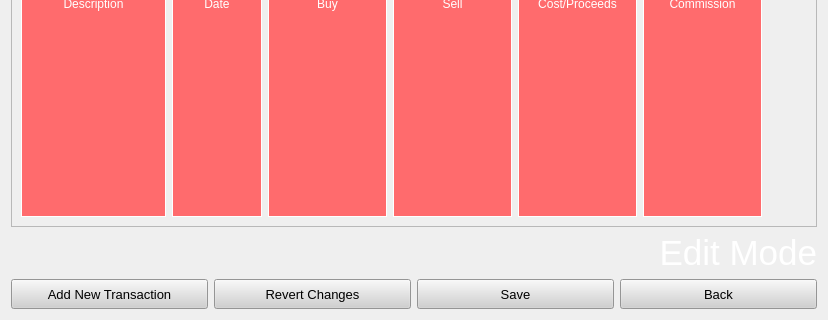
This is GainLossCalculator/EditScreen/editscreen.ui in w-ge/Gain-Loss-Calculator as Qt 5 draws it before an edit; both pictures show x 0 to 828 and y 230 to 550 of the 828 by 550 pixel window. The edited form follows.
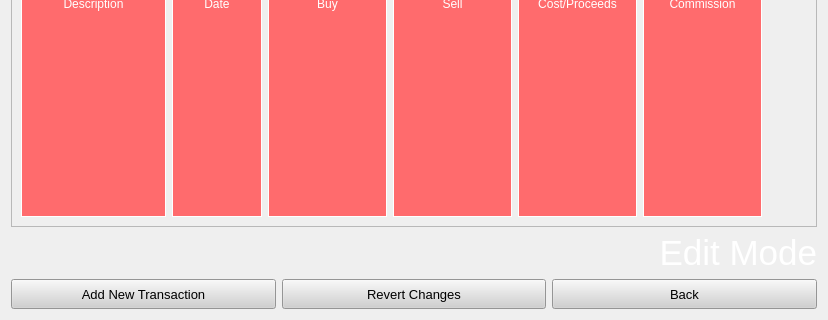
This is the edited form.

Commit message: Changed Buttons, Changed Total Format

Patch:
```diff
--- a/GainLossCalculator/EditScreen/editscreen.ui
+++ b/GainLossCalculator/EditScreen/editscreen.ui
@@ -335,29 +335,6 @@
          </property>
         </widget>
        </item>
-       <item>
-        <widget class="QPushButton" name="save">
-         <property name="minimumSize">
-          <size>
-           <width>0</width>
-           <height>30</height>
-          </size>
-         </property>
-         <property name="font">
-          <font>
-           <family>Microsoft Sans Serif</family>
-           <pointsize>10</pointsize>
-          </font>
-         </property>
-         <property name="styleSheet">
-          <string notr="true">background-color: rgb(208, 208, 208);
-</string>
-         </property>
-         <property name="text">
-          <string>Save</string>
-         </property>
-        </widget>
-       </item>
        <item>
         <widget class="QPushButton" name="cancel">
          <property name="minimumSize">
```
The commit also changes 35 other files.
